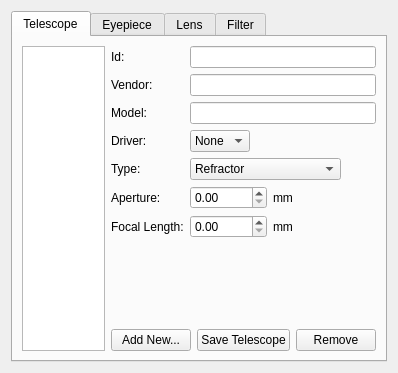
This is kstars/oal/equipmentwriter.ui in KDE/kstars as Qt 5 draws it before an edit. The edited form follows.
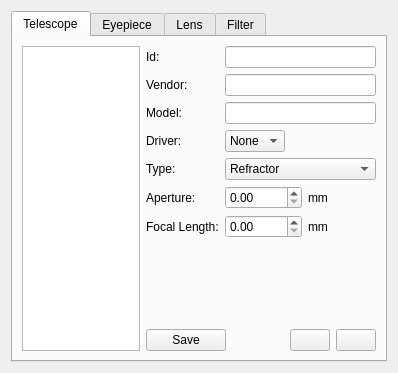
This is the edited form. The open tabs and pages were chosen to show the change. Icons and pictures are not drawn.

Commit message: Use a more common-sense GUI for telescopes

```diff
--- a/kstars/oal/equipmentwriter.ui
+++ b/kstars/oal/equipmentwriter.ui
@@ -7,7 +7,7 @@
     <x>0</x>
     <y>0</y>
     <width>398</width>
-    <height>333</height>
+    <height>348</height>
    </rect>
   </property>
   <layout class="QVBoxLayout" name="_2">
@@ -203,6 +203,16 @@
          </item>
          <item>
           <layout class="QHBoxLayout" name="horizontalLayout">
+           <item>
+            <widget class="QPushButton" name="AddScope">
+             <property name="toolTip">
+              <string>Save telescope information</string>
+             </property>
+             <property name="text">
+              <string>Save</string>
+             </property>
+            </widget>
+           </item>
            <item>
             <spacer name="horizontalSpacer">
              <property name="orientation">
@@ -218,22 +228,24 @@
            </item>
            <item>
             <widget class="QPushButton" name="NewScope">
-             <property name="text">
-              <string>Add New...</string>
+             <property name="toolTip">
+              <string>Clear data and add a new telescope</string>
              </property>
-            </widget>
-           </item>
-           <item>
-            <widget class="QPushButton" name="AddScope">
              <property name="text">
-              <string>Save Telescope</string>
+              <string/>
+             </property>
+             <property name="icon">
+              <iconset theme="list-add"/>
              </property>
             </widget>
            </item>
            <item>
             <widget class="QPushButton" name="RemoveScope">
              <property name="text">
-              <string>Remove</string>
+              <string/>
+             </property>
+             <property name="icon">
+              <iconset theme="list-remove"/>
              </property>
             </widget>
            </item>
```
Left out of the diff: 6 changed lines with no effect on the pictures.
